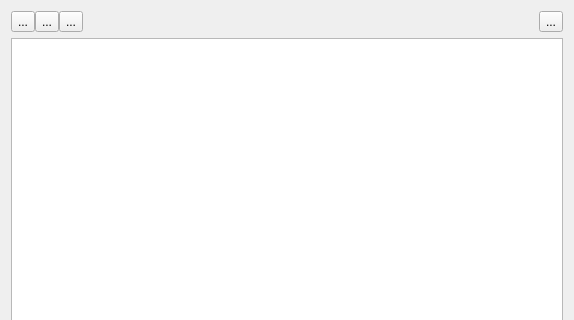
Qt form src/IDiaryEdit.ui (ntruchsess/QLandkarteGT) before a commit; both pictures show x 0 to 574 and y 0 to 320 of the 574 by 511 pixel window.
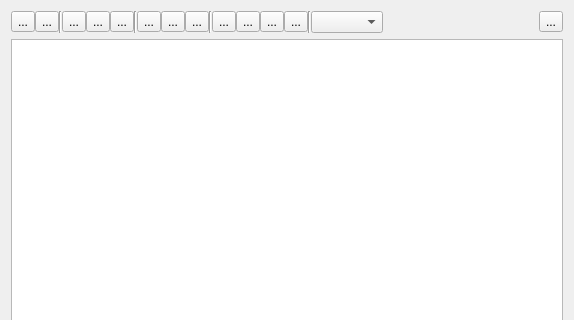
The same form after that commit.

```diff
--- a/src/IDiaryEdit.ui
+++ b/src/IDiaryEdit.ui
@@ -19,28 +19,28 @@
      <property name="spacing">
       <number>0</number>
      </property>
-     <item row="0" column="0">
+     <item row="0" column="9">
       <widget class="QToolButton" name="toolReload">
        <property name="text">
         <string>...</string>
        </property>
       </widget>
      </item>
-     <item row="0" column="1">
+     <item row="0" column="10">
       <widget class="QToolButton" name="toolSave">
        <property name="text">
         <string>...</string>
        </property>
       </widget>
      </item>
-     <item row="0" column="2">
+     <item row="0" column="11">
       <widget class="QToolButton" name="toolPrint">
        <property name="text">
         <string>...</string>
        </property>
       </widget>
      </item>
-     <item row="0" column="3">
+     <item row="0" column="19">
       <spacer name="horizontalSpacer">
        <property name="orientation">
         <enum>Qt::Horizontal</enum>
@@ -53,13 +53,107 @@
        </property>
       </spacer>
      </item>
-     <item row="0" column="4">
+     <item row="0" column="20">
       <widget class="QToolButton" name="toolExit">
        <property name="text">
         <string>...</string>
        </property>
       </widget>
      </item>
+     <item row="0" column="6">
+      <widget class="Line" name="line">
+       <property name="orientation">
+        <enum>Qt::Vertical</enum>
+       </property>
+      </widget>
+     </item>
+     <item row="0" column="5">
+      <widget class="QToolButton" name="toolPaste">
+       <property name="text">
+        <string>...</string>
+       </property>
+      </widget>
+     </item>
+     <item row="0" column="4">
+      <widget class="QToolButton" name="toolCopy">
+       <property name="text">
+        <string>...</string>
+       </property>
+      </widget>
+     </item>
+     <item row="0" column="3">
+      <widget class="QToolButton" name="toolCut">
+       <property name="text">
+        <string>...</string>
+       </property>
+      </widget>
+     </item>
+     <item row="0" column="1">
+      <widget class="QToolButton" name="toolRedo">
+       <property name="text">
+        <string>...</string>
+       </property>
+      </widget>
+     </item>
+     <item row="0" column="0">
+      <widget class="QToolButton" name="toolUndo">
+       <property name="text">
+        <string>...</string>
+       </property>
+      </widget>
+     </item>
+     <item row="0" column="2">
+      <widget class="Line" name="line_2">
+       <property name="orientation">
+        <enum>Qt::Vertical</enum>
+       </property>
+      </widget>
+     </item>
+     <item row="0" column="12">
+      <widget class="Line" name="line_3">
+       <property name="orientation">
+        <enum>Qt::Vertical</enum>
+       </property>
+      </widget>
+     </item>
+     <item row="0" column="13">
+      <widget class="QToolButton" name="toolBold">
+       <property name="text">
+        <string>...</string>
+       </property>
+      </widget>
+     </item>
+     <item row="0" column="14">
+      <widget class="QToolButton" name="toolItalic">
+       <property name="text">
+        <string>...</string>
+       </property>
+      </widget>
+     </item>
+     <item row="0" column="15">
+      <widget class="QToolButton" name="toolUnder">
+       <property name="text">
+        <string>...</string>
+       </property>
+      </widget>
+     </item>
+     <item row="0" column="16">
+      <widget class="QToolButton" name="toolColor">
+       <property name="text">
+        <string>...</string>
+       </property>
+      </widget>
+     </item>
+     <item row="0" column="18">
+      <widget class="QComboBox" name="comboStyle"/>
+     </item>
+     <item row="0" column="17">
+      <widget class="Line" name="line_4">
+       <property name="orientation">
+        <enum>Qt::Vertical</enum>
+       </property>
+      </widget>
+     </item>
     </layout>
    </item>
    <item>
```
